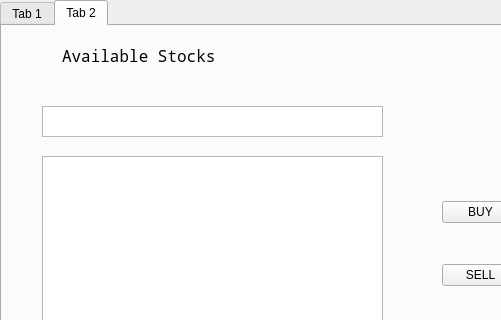
ClupTheGreat/stock_portfolio_tracker, file src/ui1.ui: the form before one commit; both pictures show x 0 to 501 and y 0 to 320 of the 961 by 819 pixel window.
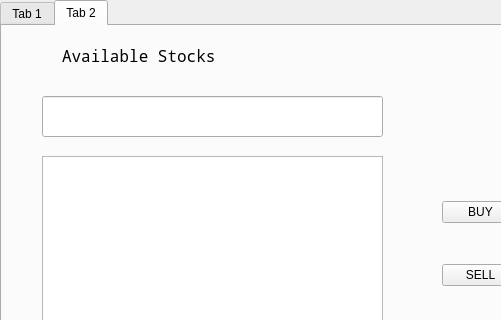
The form after the commit. The open tabs and pages were chosen to show the change.

What changed in the file:
```diff
--- a/src/ui1.ui
+++ b/src/ui1.ui
@@ -183,17 +183,7 @@
        <string>Available Stocks</string>
       </property>
      </widget>
-     <widget class="QTextEdit" name="textEdit">
-      <property name="geometry">
-       <rect>
-        <x>40</x>
-        <y>80</y>
-        <width>341</width>
-        <height>31</height>
-       </rect>
-      </property>
-     </widget>
-     <widget class="QWidget" name="">
+     <widget class="QWidget" name="layoutWidget">
       <property name="geometry">
        <rect>
         <x>440</x>
@@ -226,6 +216,16 @@
        </item>
       </layout>
      </widget>
+     <widget class="QLineEdit" name="lineEdit">
+      <property name="geometry">
+       <rect>
+        <x>40</x>
+        <y>70</y>
+        <width>341</width>
+        <height>41</height>
+       </rect>
+      </property>
+     </widget>
     </widget>
    </widget>
   </widget>
```
Left out of the diff: 2 changed lines with no effect on the pictures.
